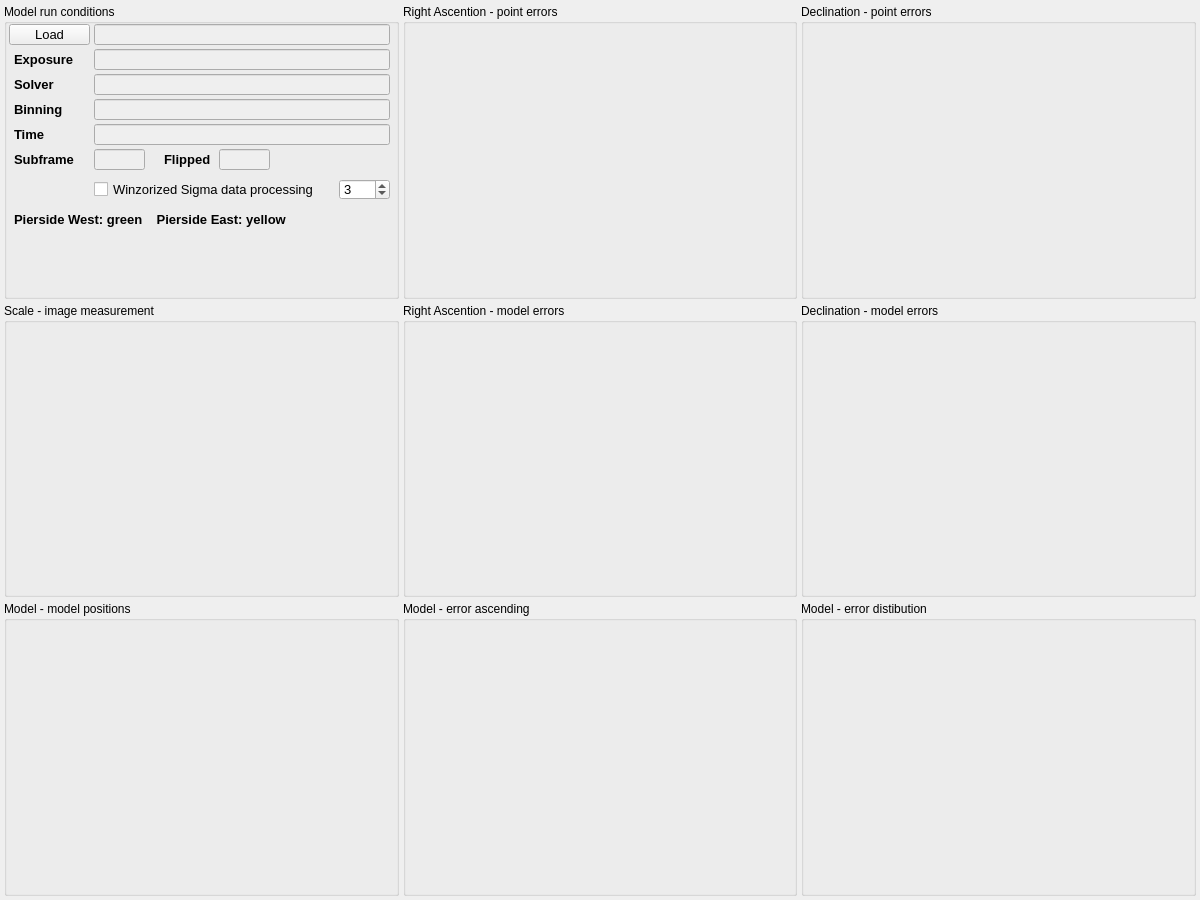
This is mw4/gui/widgets/analyse.ui in mworion/MountWizzard4 as Qt 5 draws it before an edit. The edited form follows.
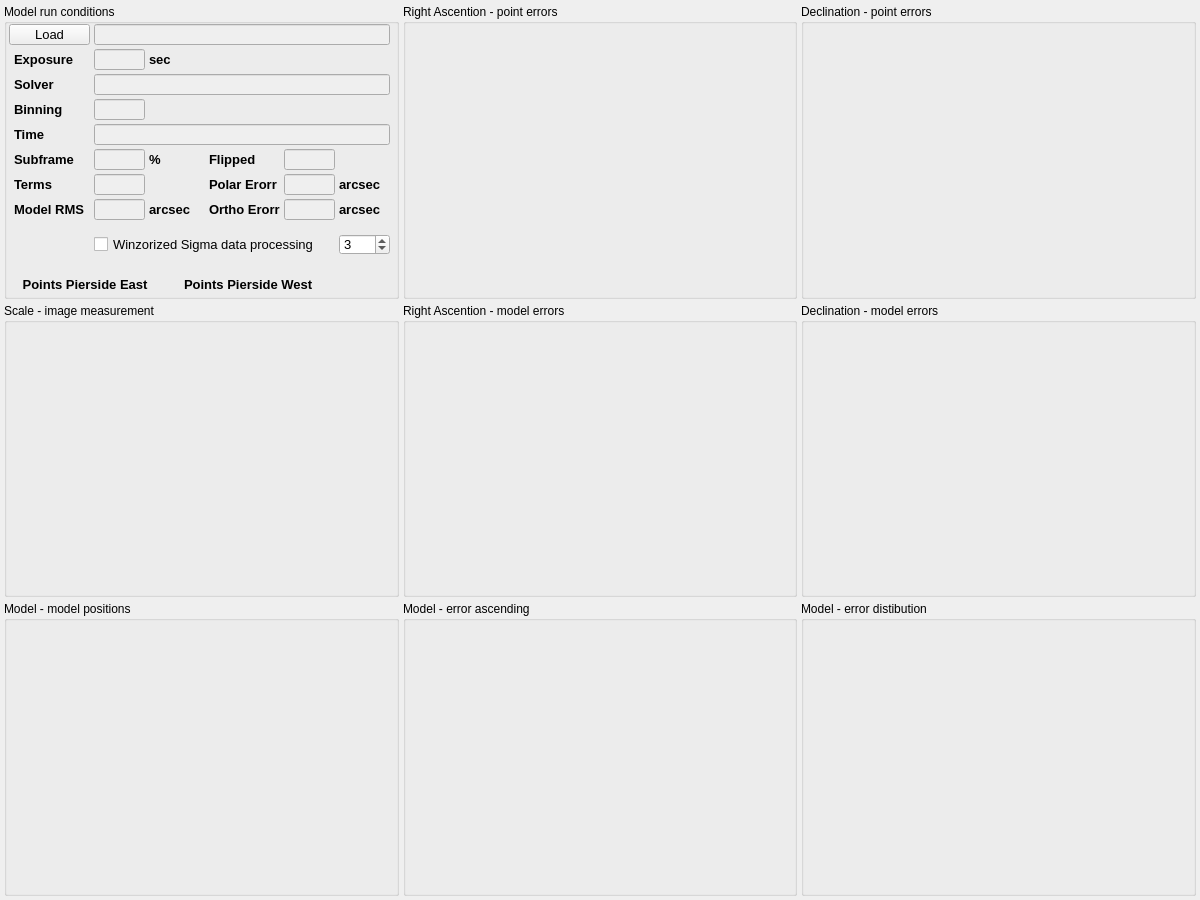
This is the edited form.

Commit message: better gui style, bugfix

The edit to the form file:
```diff
--- a/mw4/gui/widgets/analyse.ui
+++ b/mw4/gui/widgets/analyse.ui
@@ -333,7 +333,7 @@
        <rect>
         <x>90</x>
         <y>45</y>
-        <width>296</width>
+        <width>51</width>
         <height>21</height>
        </rect>
       </property>
@@ -411,7 +411,7 @@
        <rect>
         <x>90</x>
         <y>95</y>
-        <width>296</width>
+        <width>51</width>
         <height>21</height>
        </rect>
       </property>
@@ -624,7 +624,7 @@
       <property name="geometry">
        <rect>
         <x>90</x>
-        <y>175</y>
+        <y>230</y>
         <width>231</width>
         <height>21</height>
        </rect>
@@ -644,7 +644,7 @@
       </property>
       <property name="geometry">
        <rect>
-        <x>215</x>
+        <x>280</x>
         <y>145</y>
         <width>51</width>
         <height>21</height>
@@ -680,7 +680,7 @@
      <widget class="QLabel" name="label_7">
       <property name="geometry">
        <rect>
-        <x>160</x>
+        <x>205</x>
         <y>145</y>
         <width>56</width>
         <height>21</height>
@@ -701,7 +701,7 @@
       <property name="geometry">
        <rect>
         <x>335</x>
-        <y>175</y>
+        <y>230</y>
         <width>51</width>
         <height>21</height>
        </rect>
@@ -724,9 +724,32 @@
      <widget class="QLabel" name="label_6">
       <property name="geometry">
        <rect>
+        <x>15</x>
+        <y>270</y>
+        <width>136</width>
+        <height>21</height>
+       </rect>
+      </property>
+      <property name="font">
+       <font>
+        <pointsize>10</pointsize>
+        <weight>75</weight>
+        <bold>true</bold>
+       </font>
+      </property>
+      <property name="text">
+       <string> Points Pierside East</string>
+      </property>
+      <property name="color" stdset="0">
+       <string>yellow</string>
+      </property>
+     </widget>
+     <widget class="QLabel" name="label_8">
+      <property name="geometry">
+       <rect>
         <x>10</x>
-        <y>205</y>
-        <width>341</width>
+        <y>170</y>
+        <width>76</width>
         <height>21</height>
        </rect>
       </property>
@@ -738,7 +761,346 @@
        </font>
       </property>
       <property name="text">
-       <string>Pierside West: green    Pierside East: yellow</string>
+       <string>Terms</string>
+      </property>
+     </widget>
+     <widget class="QLabel" name="label_9">
+      <property name="geometry">
+       <rect>
+        <x>205</x>
+        <y>170</y>
+        <width>76</width>
+        <height>21</height>
+       </rect>
+      </property>
+      <property name="font">
+       <font>
+        <pointsize>10</pointsize>
+        <weight>75</weight>
+        <bold>true</bold>
+       </font>
+      </property>
+      <property name="text">
+       <string>Polar Erorr</string>
+      </property>
+     </widget>
+     <widget class="QLabel" name="label_10">
+      <property name="geometry">
+       <rect>
+        <x>205</x>
+        <y>195</y>
+        <width>76</width>
+        <height>21</height>
+       </rect>
+      </property>
+      <property name="font">
+       <font>
+        <pointsize>10</pointsize>
+        <weight>75</weight>
+        <bold>true</bold>
+       </font>
+      </property>
+      <property name="text">
+       <string>Ortho Erorr</string>
+      </property>
+     </widget>
+     <widget class="QLineEdit" name="modelPolarError">
+      <property name="enabled">
+       <bool>false</bool>
+      </property>
+      <property name="geometry">
+       <rect>
+        <x>280</x>
+        <y>170</y>
+        <width>51</width>
+        <height>21</height>
+       </rect>
+      </property>
+      <property name="font">
+       <font>
+        <family>Courier</family>
+        <pointsize>10</pointsize>
+        <weight>50</weight>
+        <bold>false</bold>
+       </font>
+      </property>
+      <property name="mouseTracking">
+       <bool>false</bool>
+      </property>
+      <property name="acceptDrops">
+       <bool>false</bool>
+      </property>
+      <property name="toolTip">
+       <string>Name of Model Points file, where the data is stored. </string>
+      </property>
+      <property name="layoutDirection">
+       <enum>Qt::RightToLeft</enum>
+      </property>
+      <property name="text">
+       <string/>
+      </property>
+      <property name="readOnly">
+       <bool>true</bool>
+      </property>
+     </widget>
+     <widget class="QLineEdit" name="modelOrthoError">
+      <property name="enabled">
+       <bool>false</bool>
+      </property>
+      <property name="geometry">
+       <rect>
+        <x>280</x>
+        <y>195</y>
+        <width>51</width>
+        <height>21</height>
+       </rect>
+      </property>
+      <property name="font">
+       <font>
+        <family>Courier</family>
+        <pointsize>10</pointsize>
+        <weight>50</weight>
+        <bold>false</bold>
+       </font>
+      </property>
+      <property name="mouseTracking">
+       <bool>false</bool>
+      </property>
+      <property name="acceptDrops">
+       <bool>false</bool>
+      </property>
+      <property name="toolTip">
+       <string>Name of Model Points file, where the data is stored. </string>
+      </property>
+      <property name="layoutDirection">
+       <enum>Qt::RightToLeft</enum>
+      </property>
+      <property name="text">
+       <string/>
+      </property>
+      <property name="readOnly">
+       <bool>true</bool>
+      </property>
+     </widget>
+     <widget class="QLineEdit" name="modelTerms">
+      <property name="enabled">
+       <bool>false</bool>
+      </property>
+      <property name="geometry">
+       <rect>
+        <x>90</x>
+        <y>170</y>
+        <width>51</width>
+        <height>21</height>
+       </rect>
+      </property>
+      <property name="font">
+       <font>
+        <family>Courier</family>
+        <pointsize>10</pointsize>
+        <weight>50</weight>
+        <bold>false</bold>
+       </font>
+      </property>
+      <property name="mouseTracking">
+       <bool>false</bool>
+      </property>
+      <property name="acceptDrops">
+       <bool>false</bool>
+      </property>
+      <property name="toolTip">
+       <string>Name of Model Points file, where the data is stored. </string>
+      </property>
+      <property name="layoutDirection">
+       <enum>Qt::RightToLeft</enum>
+      </property>
+      <property name="text">
+       <string/>
+      </property>
+      <property name="readOnly">
+       <bool>true</bool>
+      </property>
+     </widget>
+     <widget class="QLabel" name="label_11">
+      <property name="geometry">
+       <rect>
+        <x>10</x>
+        <y>195</y>
+        <width>76</width>
+        <height>21</height>
+       </rect>
+      </property>
+      <property name="font">
+       <font>
+        <pointsize>10</pointsize>
+        <weight>75</weight>
+        <bold>true</bold>
+       </font>
+      </property>
+      <property name="text">
+       <string>Model RMS</string>
+      </property>
+     </widget>
+     <widget class="QLineEdit" name="modelErrorRMS">
+      <property name="enabled">
+       <bool>false</bool>
+      </property>
+      <property name="geometry">
+       <rect>
+        <x>90</x>
+        <y>195</y>
+        <width>51</width>
+        <height>21</height>
+       </rect>
+      </property>
+      <property name="font">
+       <font>
+        <family>Courier</family>
+        <pointsize>10</pointsize>
+        <weight>50</weight>
+        <bold>false</bold>
+       </font>
+      </property>
+      <property name="mouseTracking">
+       <bool>false</bool>
+      </property>
+      <property name="acceptDrops">
+       <bool>false</bool>
+      </property>
+      <property name="toolTip">
+       <string>Name of Model Points file, where the data is stored. </string>
+      </property>
+      <property name="layoutDirection">
+       <enum>Qt::RightToLeft</enum>
+      </property>
+      <property name="text">
+       <string/>
+      </property>
+      <property name="readOnly">
+       <bool>true</bool>
+      </property>
+     </widget>
+     <widget class="QLabel" name="label_12">
+      <property name="geometry">
+       <rect>
+        <x>335</x>
+        <y>170</y>
+        <width>46</width>
+        <height>21</height>
+       </rect>
+      </property>
+      <property name="font">
+       <font>
+        <pointsize>10</pointsize>
+        <weight>75</weight>
+        <bold>true</bold>
+       </font>
+      </property>
+      <property name="text">
+       <string>arcsec</string>
+      </property>
+     </widget>
+     <widget class="QLabel" name="label_13">
+      <property name="geometry">
+       <rect>
+        <x>335</x>
+        <y>195</y>
+        <width>46</width>
+        <height>21</height>
+       </rect>
+      </property>
+      <property name="font">
+       <font>
+        <pointsize>10</pointsize>
+        <weight>75</weight>
+        <bold>true</bold>
+       </font>
+      </property>
+      <property name="text">
+       <string>arcsec</string>
+      </property>
+     </widget>
+     <widget class="QLabel" name="label_14">
+      <property name="geometry">
+       <rect>
+        <x>145</x>
+        <y>195</y>
+        <width>46</width>
+        <height>21</height>
+       </rect>
+      </property>
+      <property name="font">
+       <font>
+        <pointsize>10</pointsize>
+        <weight>75</weight>
+        <bold>true</bold>
+       </font>
+      </property>
+      <property name="text">
+       <string>arcsec</string>
+      </property>
+     </widget>
+     <widget class="QLabel" name="label_15">
+      <property name="geometry">
+       <rect>
+        <x>145</x>
+        <y>145</y>
+        <width>46</width>
+        <height>21</height>
+       </rect>
+      </property>
+      <property name="font">
+       <font>
+        <pointsize>10</pointsize>
+        <weight>75</weight>
+        <bold>true</bold>
+       </font>
+      </property>
+      <property name="text">
+       <string>%</string>
+      </property>
+     </widget>
+     <widget class="QLabel" name="label_16">
+      <property name="geometry">
+       <rect>
+        <x>145</x>
+        <y>45</y>
+        <width>46</width>
+        <height>21</height>
+       </rect>
+      </property>
+      <property name="font">
+       <font>
+        <pointsize>10</pointsize>
+        <weight>75</weight>
+        <bold>true</bold>
+       </font>
+      </property>
+      <property name="text">
+       <string>sec</string>
+      </property>
+     </widget>
+     <widget class="QLabel" name="pointsWest">
+      <property name="geometry">
+       <rect>
+        <x>180</x>
+        <y>270</y>
+        <width>141</width>
+        <height>21</height>
+       </rect>
+      </property>
+      <property name="font">
+       <font>
+        <pointsize>10</pointsize>
+        <weight>75</weight>
+        <bold>true</bold>
+       </font>
+      </property>
+      <property name="text">
+       <string>Points Pierside West</string>
+      </property>
+      <property name="color" stdset="0">
+       <string>green</string>
       </property>
      </widget>
     </widget>
```
Left out of the diff: 2 changed lines with no effect on the pictures. The commit also changes 3 other files.
